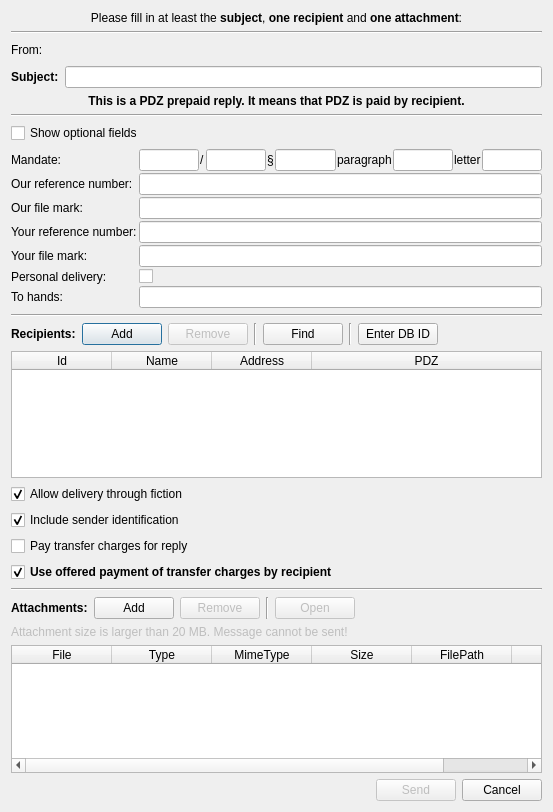
psakar/datovka, file src/gui/ui/dlg_send_message.ui: the form before one commit.
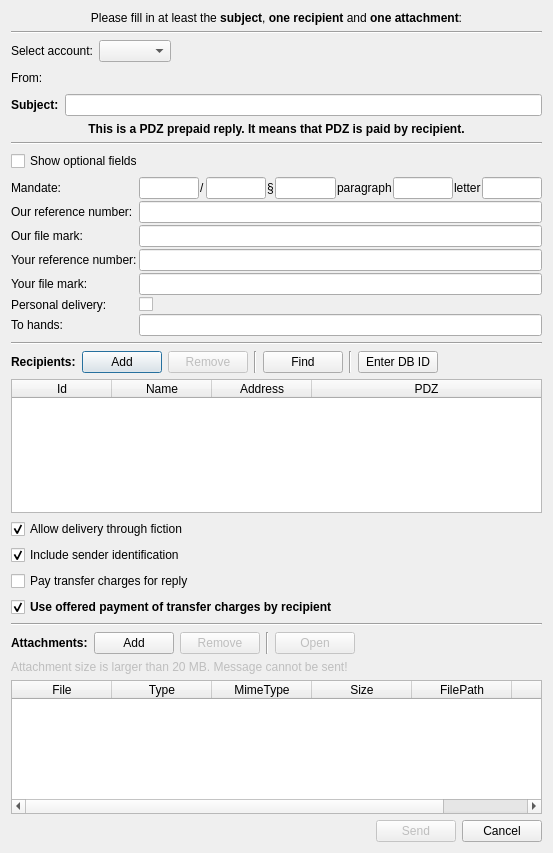
The form after the commit. Icons and pictures are not drawn. Custom widgets are drawn as their Qt base class.

Commit message: First prototype of account selection in the send msg dialogue

```diff
--- a/src/gui/ui/dlg_send_message.ui
+++ b/src/gui/ui/dlg_send_message.ui
@@ -7,7 +7,7 @@
     <x>0</x>
     <y>0</y>
     <width>553</width>
-    <height>812</height>
+    <height>853</height>
    </rect>
   </property>
   <property name="font">
@@ -61,7 +61,34 @@
         </font>
        </property>
        <property name="text">
-        <string>From:</string>
+        <string>Select account:</string>
+       </property>
+      </widget>
+     </item>
+     <item>
+      <widget class="QComboBox" name="fromComboBox"/>
+     </item>
+     <item>
+      <spacer name="horizontalSpacer_2">
+       <property name="orientation">
+        <enum>Qt::Horizontal</enum>
+       </property>
+       <property name="sizeHint" stdset="0">
+        <size>
+         <width>40</width>
+         <height>20</height>
+        </size>
+       </property>
+      </spacer>
+     </item>
+    </layout>
+   </item>
+   <item>
+    <layout class="QHBoxLayout" name="horizontalLayout">
+     <item>
+      <widget class="QLabel" name="label_6">
+       <property name="text">
+        <string>From: </string>
        </property>
       </widget>
      </item>
@@ -73,7 +100,7 @@
       </widget>
      </item>
      <item>
-      <spacer name="horizontalSpacer_2">
+      <spacer name="horizontalSpacer_3">
        <property name="orientation">
         <enum>Qt::Horizontal</enum>
        </property>
```
The commit also changes 3 other files.
